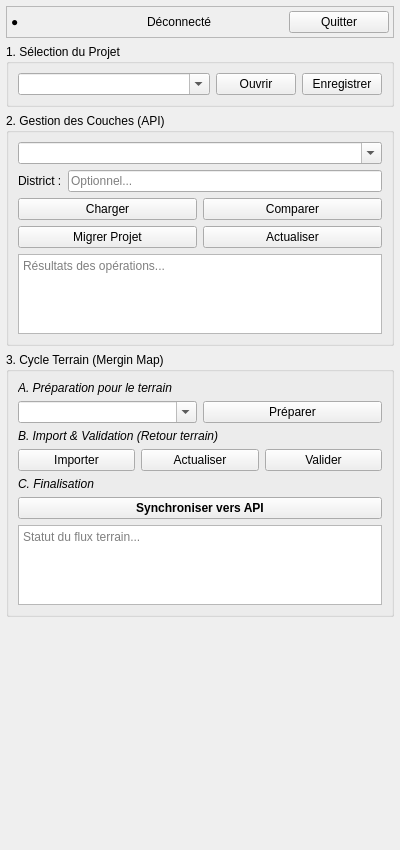
Old version of the form mrv_teraka_dockwidget_base.ui in the repository johrosa/mrv_teraka.
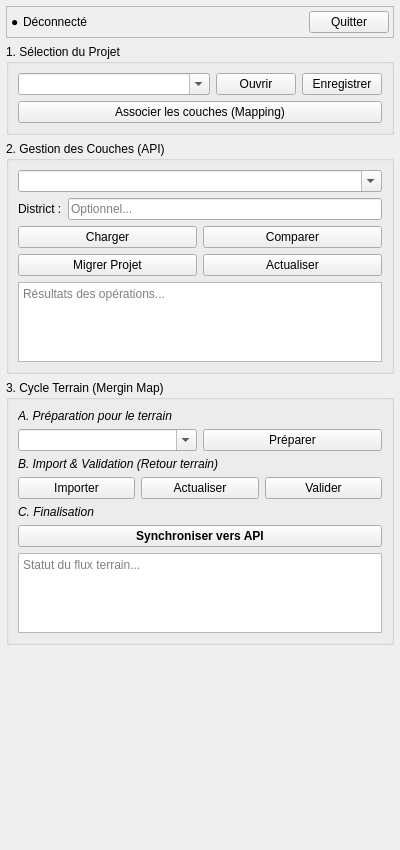
New version of the form.

Diff of the .ui file:
```diff
--- a/mrv_teraka_dockwidget_base.ui
+++ b/mrv_teraka_dockwidget_base.ui
@@ -78,6 +78,12 @@
          <property name="orientation">
           <enum>Qt::Horizontal</enum>
          </property>
+         <property name="sizeHint" stdset="0">
+          <size>
+           <width>40</width>
+           <height>20</height>
+          </size>
+         </property>
         </spacer>
        </item>
        <item>
@@ -135,6 +141,13 @@
          </item>
         </layout>
        </item>
+       <item>
+        <widget class="QPushButton" name="mapLayersButton">
+         <property name="text">
+          <string>Associer les couches (Mapping)</string>
+         </property>
+        </widget>
+       </item>
       </layout>
      </widget>
     </item>
```
